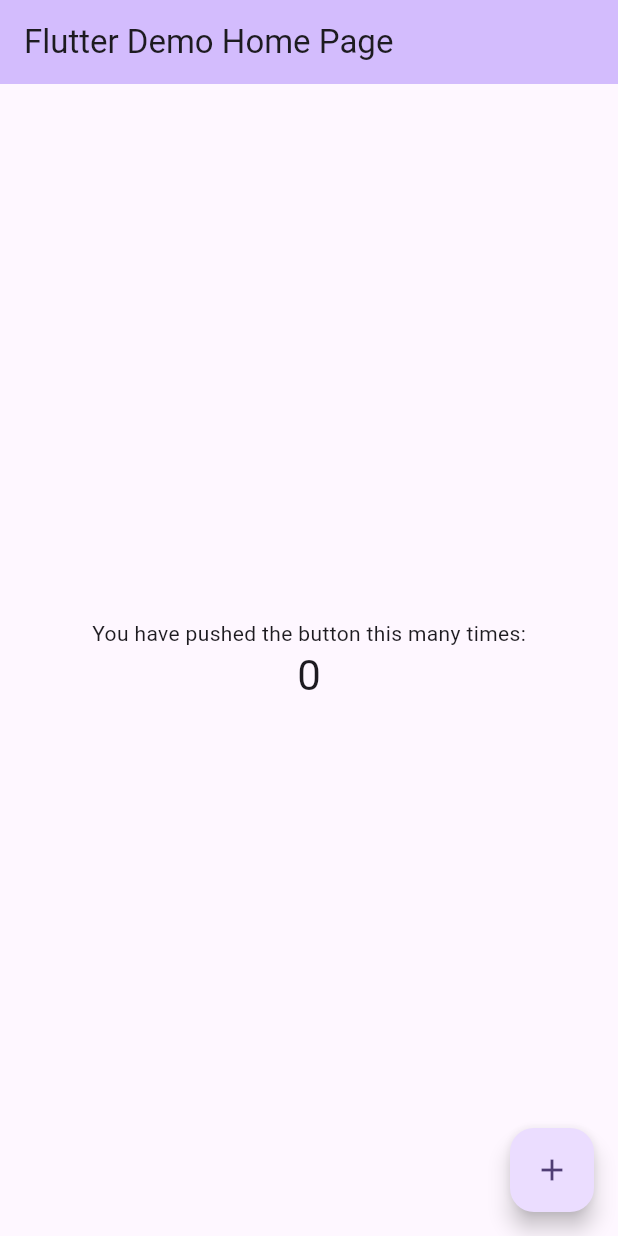
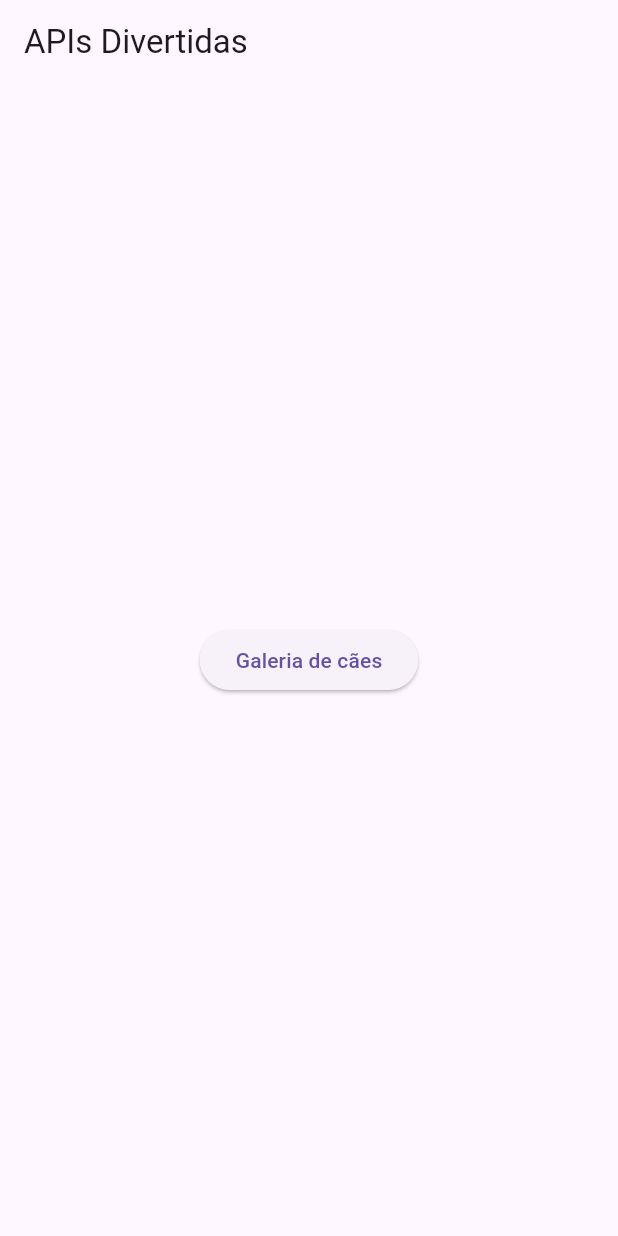
Before and after one commit to paulofveras/apis_imagens, a Flutter app: the screen it shows after launch, on a phone screen of 412 x 824 dp. Run offline on Flutter 3.47's test engine with Material 3 defaults, Android fonts, the phone set to English and light mode, and no system bars.

Commit message:
Base: Galeria de cães (etapas 5.1 a 5.7)

```diff
--- a/lib/main.dart
+++ b/lib/main.dart
@@ -1,122 +1,24 @@
 import 'package:flutter/material.dart';
+import 'telas/tela_caes.dart';
 
-void main() {
-  runApp(const MyApp());
+void main() => runApp(const MeuApp());
+
+class MeuApp extends StatelessWidget {
+  const MeuApp({super.key});
+  @override
+  Widget build(BuildContext context) => MaterialApp(
+    debugShowCheckedModeBanner: false,
+    title: 'APIs Divertidas',
+    home: Scaffold(
+      appBar: AppBar(title: const Text('APIs Divertidas')),
+      body: Builder(builder: (context) => Center(
+        child: Column(mainAxisSize: MainAxisSize.min, children: [
+          ElevatedButton(
+            onPressed: () => Navigator.push(context,
+              MaterialPageRoute(builder: (_) => const TelaCaes())),
+            child: const Text('Galeria de cães')),
+        ]),
+      )),
+    ),
+  );
 }
-
-class MyApp extends StatelessWidget {
-  const MyApp({super.key});
-
-  // This widget is the root of your application.
-  @override
-  Widget build(BuildContext context) {
-    return MaterialApp(
-      title: 'Flutter Demo',
-      theme: ThemeData(
-        // This is the theme of your application.
-        //
-        // TRY THIS: Try running your application with "flutter run". You'll see
-        // the application has a purple toolbar. Then, without quitting the app,
-        // try changing the seedColor in the colorScheme below to Colors.green
-        // and then invoke "hot reload" (save your changes or press the "hot
-        // reload" button in a Flutter-supported IDE, or press "r" if you used
-        // the command line to start the app).
-        //
-        // Notice that the counter didn't reset back to zero; the application
-        // state is not lost during the reload. To reset the state, use hot
-        // restart instead.
-        //
-        // This works for code too, not just values: Most code changes can be
-        // tested with just a hot reload.
-        colorScheme: .fromSeed(seedColor: Colors.deepPurple),
-      ),
-      home: const MyHomePage(title: 'Flutter Demo Home Page'),
-    );
-  }
-}
-
-class MyHomePage extends StatefulWidget {
-  const MyHomePage({super.key, required this.title});
-
-  // This widget is the home page of your application. It is stateful, meaning
-  // that it has a State object (defined below) that contains fields that affect
-  // how it looks.
-
-  // This class is the configuration for the state. It holds the values (in this
-  // case the title) provided by the parent (in this case the App widget) and
-  // used by the build method of the State. Fields in a Widget subclass are
-  // always marked "final".
-
-  final String title;
-
-  @override
-  State<MyHomePage> createState() => _MyHomePageState();
-}
-
-class _MyHomePageState extends State<MyHomePage> {
-  int _counter = 0;
-
-  void _incrementCounter() {
-    setState(() {
-      // This call to setState tells the Flutter framework that something has
-      // changed in this State, which causes it to rerun the build method below
-      // so that the display can reflect the updated values. If we changed
-      // _counter without calling setState(), then the build method would not be
-      // called again, and so nothing would appear to happen.
-      _counter++;
-    });
-  }
-
-  @override
-  Widget build(BuildContext context) {
-    // This method is rerun every time setState is called, for instance as done
-    // by the _incrementCounter method above.
-    //
-    // The Flutter framework has been optimized to make rerunning build methods
-    // fast, so that you can just rebuild anything that needs updating rather
-    // than having to individually change instances of widgets.
-    return Scaffold(
-      appBar: AppBar(
-        // TRY THIS: Try changing the color here to a specific color (to
-        // Colors.amber, perhaps?) and trigger a hot reload to see the AppBar
-        // change color while the other colors stay the same.
-        backgroundColor: Theme.of(context).colorScheme.inversePrimary,
-        // Here we take the value from the MyHomePage object that was created by
-        // the App.build method, and use it to set our appbar title.
-        title: Text(widget.title),
-      ),
-      body: Center(
-        // Center is a layout widget. It takes a single child and positions it
-        // in the middle of the parent.
-        child: Column(
-          // Column is also a layout widget. It takes a list of children and
-          // arranges them vertically. By default, it sizes itself to fit its
-          // children horizontally, and tries to be as tall as its parent.
-          //
-          // Column has various properties to control how it sizes itself and
-          // how it positions its children. Here we use mainAxisAlignment to
-          // center the children vertically; the main axis here is the vertical
-          // axis because Columns are vertical (the cross axis would be
-          // horizontal).
-          //
-          // TRY THIS: Invoke "debug painting" (choose the "Toggle Debug Paint"
-          // action in the IDE, or press "p" in the console), to see the
-          // wireframe for each widget.
-          mainAxisAlignment: .center,
-          children: [
-            const Text('You have pushed the button this many times:'),
-            Text(
-              '$_counter',
-              style: Theme.of(context).textTheme.headlineMedium,
-            ),
-          ],
-        ),
-      ),
-      floatingActionButton: FloatingActionButton(
-        onPressed: _incrementCounter,
-        tooltip: 'Increment',
-        child: const Icon(Icons.add),
-      ),
-    );
-  }
-}
```
Also changed, not shown: lib/telas/tela_caes.dart (added, +54 -0 lines), 1 other file.
